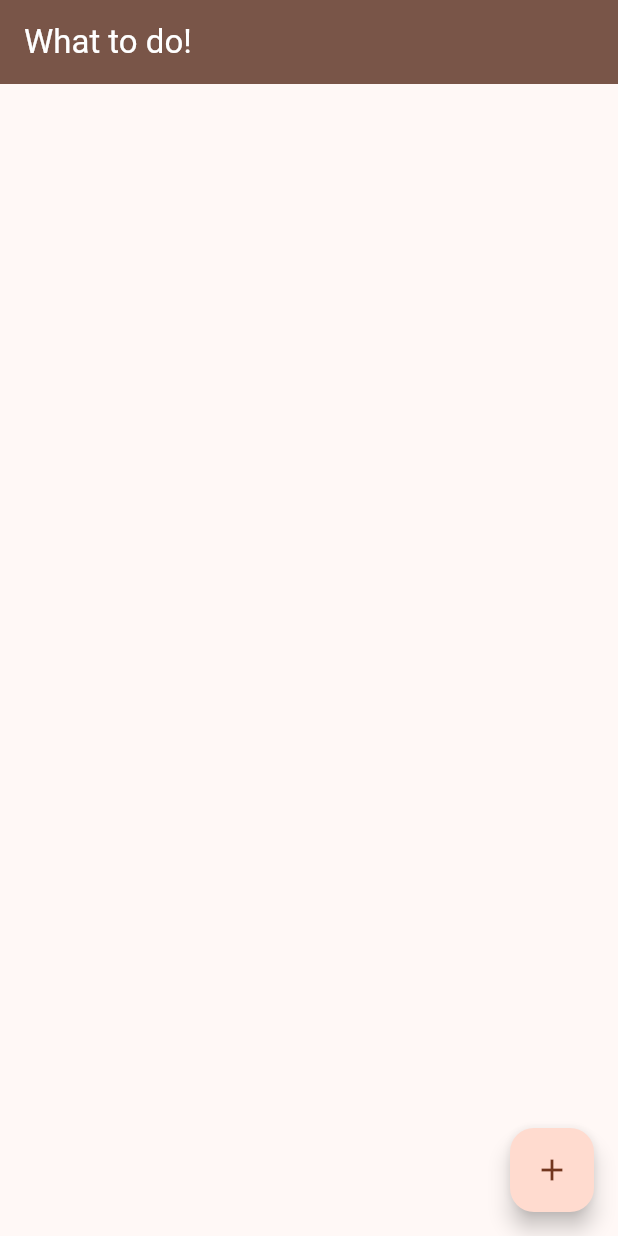
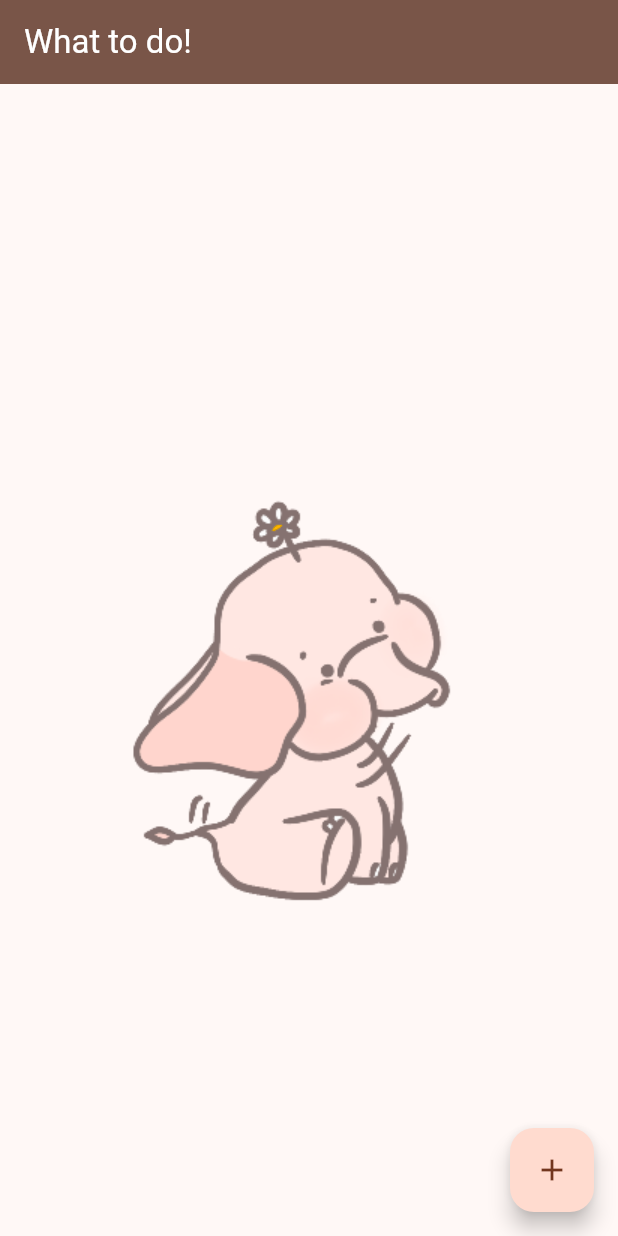
Before and after one commit to strangecoderK/todo_list_app, a Flutter app: the screen it shows after launch, on a phone screen of 412 x 824 dp. Run offline on Flutter 3.47's test engine with Material 3 defaults, Android fonts, the phone set to English and light mode, and no system bars; our stand-ins replace hive, hive_flutter; accounts and stored records are empty.

Commit message:
배경 사진 추가

```diff
--- a/lib/main.dart
+++ b/lib/main.dart
@@ -1,19 +1,17 @@
 import 'package:flutter/material.dart';
 import 'package:hive_flutter/hive_flutter.dart';
-import 'package:intl/date_symbol_data_file.dart';
 import 'package:todo_list/todo.dart';
 
 import 'main_page.dart';
 
 late Box<Todo> todos;
 
-void main() async{ //퓨처함수. 생략
+void main() async {
+  //퓨처함수. 생략
   await Hive.initFlutter();
   Hive.registerAdapter(TodoAdapter());
   todos = await Hive.openBox<Todo>('todolist.db');
   //todos라는 객체를 통해 db에 접근 가능.
-
-
 
   runApp(const MyApp());
 }
--- a/lib/main_page.dart
+++ b/lib/main_page.dart
@@ -1,7 +1,6 @@
 import 'package:flutter/material.dart';
 import 'package:flutter/rendering.dart';
 import 'package:todo_list/creat_screen.dart';
-import 'package:todo_list/todo.dart';
 import 'package:todo_list/todo_item.dart';
 
 import 'main.dart';
@@ -24,10 +23,15 @@ class _MainPageState extends State<MainPage> {
         ),
         backgroundColor: Colors.brown,
       ),
-      body: ListView(
+      body: Stack(
+        alignment: Alignment.center,
+        children: [
+          Image.asset('asset/elephant.png'),
+          ListView(
             children: todos.values
                 .map(
-              (e) => Container(margin: EdgeInsets.all(7.0),
+                  (e) => Container(
+                    margin: EdgeInsets.all(7.0),
                     padding: EdgeInsets.all(5.0),
                     decoration: BoxDecoration(
                       color: Colors.pink[50],
@@ -50,6 +54,8 @@ class _MainPageState extends State<MainPage> {
                 )
                 .toList(),
           ),
+        ],
+      ),
       floatingActionButton: FloatingActionButton(
         onPressed: () async {
           await Navigator.push(
@@ -57,7 +63,6 @@ class _MainPageState extends State<MainPage> {
             MaterialPageRoute(builder: (context) => CreateScreen()),
           );
           setState(() {});
-
         },
         child: Icon(Icons.add),
       ),
--- a/pubspec.yaml
+++ b/pubspec.yaml
@@ -64,7 +64,8 @@ flutter:
   uses-material-design: true
 
   # To add assets to your application, add an assets section, like this:
-  # assets:
+  assets:
+    - asset/
   #   - images/a_dot_burr.jpeg
   #   - images/a_dot_ham.jpeg
 
```
Also changed, not shown: lib/creat_screen.dart (+8 -2 lines), asset/elephant.png (added). Lines whose indentation alone changed are shown as unchanged.
